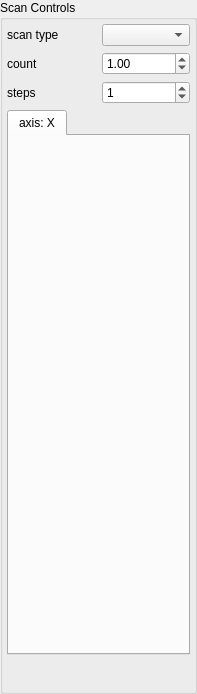
First picture: the form in spectromicroscopy/smpgui/ui_scancontrols.ui, repository praxes/praxes, before the edit.
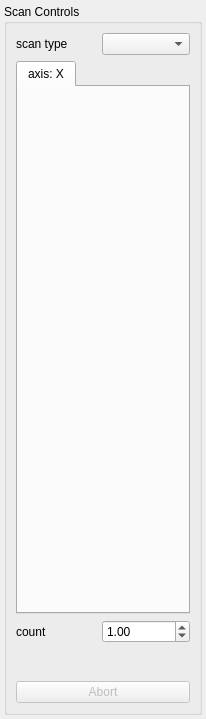
Second picture: the form after the edit.

Commit message: [svn] finish reorganizing scancontrols

Diff of the .ui file:
```diff
--- a/spectromicroscopy/smpgui/ui_scancontrols.ui
+++ b/spectromicroscopy/smpgui/ui_scancontrols.ui
@@ -5,19 +5,19 @@
    <rect>
     <x>0</x>
     <y>0</y>
-    <width>197</width>
-    <height>694</height>
+    <width>206</width>
+    <height>719</height>
    </rect>
   </property>
   <property name="sizePolicy" >
-   <sizepolicy vsizetype="Expanding" hsizetype="Minimum" >
+   <sizepolicy vsizetype="Expanding" hsizetype="Preferred" >
     <horstretch>0</horstretch>
     <verstretch>0</verstretch>
    </sizepolicy>
   </property>
   <property name="maximumSize" >
    <size>
-    <width>200</width>
+    <width>16777215</width>
     <height>16777215</height>
    </size>
   </property>
@@ -26,41 +26,33 @@
   </property>
   <layout class="QGridLayout" >
    <property name="leftMargin" >
-    <number>0</number>
+    <number>4</number>
    </property>
    <property name="topMargin" >
-    <number>0</number>
+    <number>4</number>
    </property>
    <property name="rightMargin" >
-    <number>0</number>
+    <number>4</number>
    </property>
    <property name="bottomMargin" >
-    <number>0</number>
+    <number>4</number>
    </property>
    <item row="0" column="0" >
     <widget class="QGroupBox" name="scanControlsGroupBox" >
+     <property name="sizePolicy" >
+      <sizepolicy vsizetype="Expanding" hsizetype="Preferred" >
+       <horstretch>0</horstretch>
+       <verstretch>0</verstretch>
+      </sizepolicy>
+     </property>
      <property name="title" >
       <string>Scan Controls</string>
      </property>
-     <layout class="QVBoxLayout" >
-      <property name="leftMargin" >
-       <number>4</number>
-      </property>
-      <property name="topMargin" >
-       <number>4</number>
-      </property>
-      <property name="rightMargin" >
-       <number>4</number>
-      </property>
-      <property name="bottomMargin" >
-       <number>4</number>
-      </property>
-      <item>
        <layout class="QGridLayout" >
         <item row="0" column="0" >
          <widget class="QLabel" name="scanTypeLabel" >
           <property name="sizePolicy" >
-           <sizepolicy vsizetype="Preferred" hsizetype="Minimum" >
+         <sizepolicy vsizetype="Preferred" hsizetype="Preferred" >
             <horstretch>0</horstretch>
             <verstretch>0</verstretch>
            </sizepolicy>
@@ -73,80 +65,20 @@
         <item row="0" column="1" >
          <widget class="QComboBox" name="scanTypeComboBox" >
           <property name="sizePolicy" >
-           <sizepolicy vsizetype="Fixed" hsizetype="Minimum" >
+         <sizepolicy vsizetype="Preferred" hsizetype="Preferred" >
             <horstretch>0</horstretch>
             <verstretch>0</verstretch>
            </sizepolicy>
           </property>
          </widget>
         </item>
-        <item row="1" column="0" >
-         <widget class="QLabel" name="countLabel" >
-          <property name="sizePolicy" >
-           <sizepolicy vsizetype="Preferred" hsizetype="Minimum" >
-            <horstretch>0</horstretch>
-            <verstretch>0</verstretch>
-           </sizepolicy>
-          </property>
-          <property name="text" >
-           <string>count</string>
-          </property>
-         </widget>
-        </item>
-        <item row="1" column="1" >
-         <widget class="QDoubleSpinBox" name="scanCountSpinBox" >
-          <property name="sizePolicy" >
-           <sizepolicy vsizetype="Fixed" hsizetype="Minimum" >
-            <horstretch>0</horstretch>
-            <verstretch>0</verstretch>
-           </sizepolicy>
-          </property>
-          <property name="minimum" >
-           <double>-10000000000.000000000000000</double>
-          </property>
-          <property name="maximum" >
-           <double>3600.000000000000000</double>
-          </property>
-          <property name="value" >
-           <double>1.000000000000000</double>
-          </property>
-         </widget>
-        </item>
-        <item row="2" column="0" >
-         <widget class="QLabel" name="stepsLabel" >
-          <property name="sizePolicy" >
-           <sizepolicy vsizetype="Preferred" hsizetype="Minimum" >
-            <horstretch>0</horstretch>
-            <verstretch>0</verstretch>
-           </sizepolicy>
-          </property>
-          <property name="text" >
-           <string>steps</string>
-          </property>
-         </widget>
-        </item>
-        <item row="2" column="1" >
-         <widget class="QSpinBox" name="scanStepsSpinBox" >
-          <property name="minimum" >
-           <number>-1</number>
-          </property>
-          <property name="maximum" >
-           <number>10000</number>
-          </property>
-          <property name="value" >
-           <number>1</number>
-          </property>
-         </widget>
-        </item>
-       </layout>
-      </item>
-      <item>
+      <item row="1" column="0" colspan="2" >
        <widget class="QTabWidget" name="axesTab" >
         <property name="enabled" >
          <bool>true</bool>
         </property>
         <property name="sizePolicy" >
-         <sizepolicy vsizetype="Expanding" hsizetype="Minimum" >
+         <sizepolicy vsizetype="Expanding" hsizetype="Preferred" >
           <horstretch>0</horstretch>
           <verstretch>0</verstretch>
          </sizepolicy>
@@ -157,6 +89,12 @@
           <height>16777215</height>
          </size>
         </property>
+        <property name="tabPosition" >
+         <enum>QTabWidget::North</enum>
+        </property>
+        <property name="tabShape" >
+         <enum>QTabWidget::Rounded</enum>
+        </property>
         <property name="currentIndex" >
          <number>0</number>
         </property>
@@ -170,8 +108,40 @@
         </widget>
        </widget>
       </item>
-      <item>
-       <widget class="QFrame" name="scanFrame" >
+      <item row="2" column="0" >
+       <widget class="QLabel" name="countLabel" >
+        <property name="sizePolicy" >
+         <sizepolicy vsizetype="Preferred" hsizetype="Preferred" >
+          <horstretch>0</horstretch>
+          <verstretch>0</verstretch>
+         </sizepolicy>
+        </property>
+        <property name="text" >
+         <string>count</string>
+        </property>
+       </widget>
+      </item>
+      <item row="2" column="1" >
+       <widget class="QDoubleSpinBox" name="scanCountSpinBox" >
+        <property name="sizePolicy" >
+         <sizepolicy vsizetype="Preferred" hsizetype="Preferred" >
+          <horstretch>0</horstretch>
+          <verstretch>0</verstretch>
+         </sizepolicy>
+        </property>
+        <property name="minimum" >
+         <double>-10000000000.000000000000000</double>
+        </property>
+        <property name="maximum" >
+         <double>3600.000000000000000</double>
+        </property>
+        <property name="value" >
+         <double>1.000000000000000</double>
+        </property>
+       </widget>
+      </item>
+      <item row="3" column="0" colspan="2" >
+       <widget class="QFrame" name="stackedLayoutFrame" >
         <property name="sizePolicy" >
          <sizepolicy vsizetype="Fixed" hsizetype="Minimum" >
           <horstretch>0</horstretch>
@@ -180,16 +150,10 @@
         </property>
         <property name="minimumSize" >
          <size>
-          <width>0</width>
+          <width>16</width>
           <height>26</height>
          </size>
         </property>
-        <property name="maximumSize" >
-         <size>
-          <width>16777215</width>
-          <height>16777215</height>
-         </size>
-        </property>
         <property name="frameShape" >
          <enum>QFrame::NoFrame</enum>
         </property>
@@ -198,6 +162,16 @@
         </property>
        </widget>
       </item>
+      <item row="4" column="0" colspan="2" >
+       <widget class="QPushButton" name="abortButton" >
+        <property name="enabled" >
+         <bool>false</bool>
+        </property>
+        <property name="text" >
+         <string>Abort</string>
+        </property>
+       </widget>
+      </item>
      </layout>
     </widget>
    </item>
```
Lines whose indentation alone changed are shown as unchanged. The commit also changes 5 other files.
